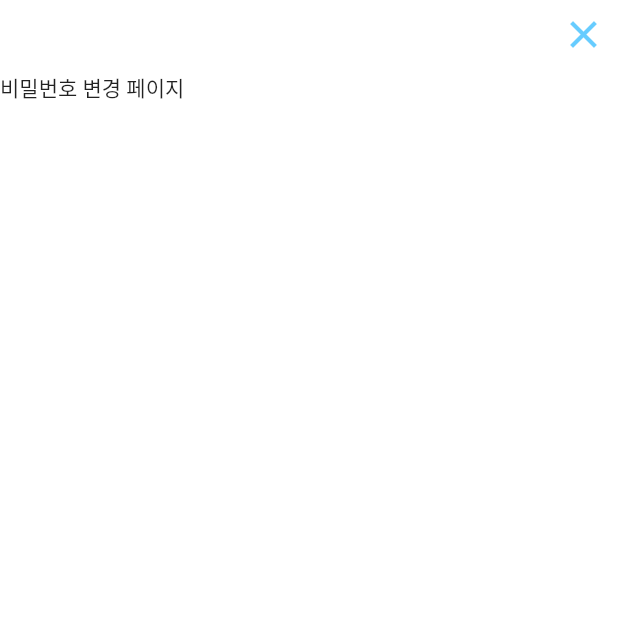
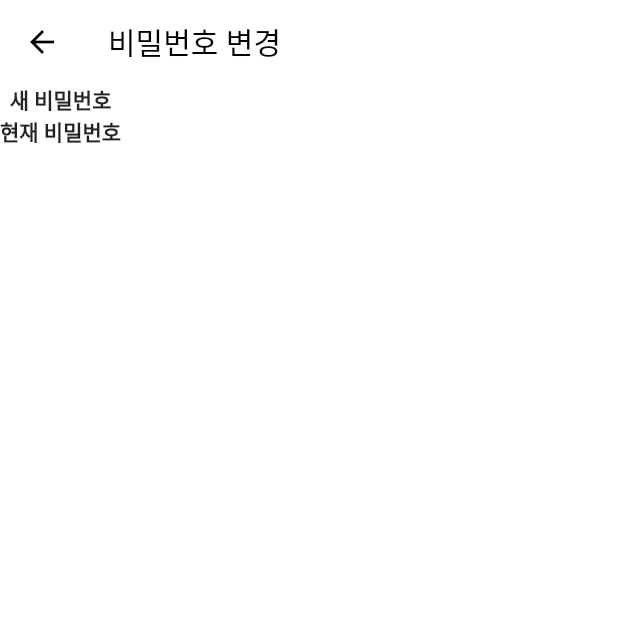
Before and after one commit to 2022-opensourse-mobile/a_living_dictionary, a Flutter app: the Settings screen opened directly, after a tap on "비밀번호 변경", on a phone screen of 412 x 824 dp, the top half of it. Run offline on Flutter 3.47's test engine with Material 2 defaults, Android fonts, the phone set to English and light mode, and no system bars; our stand-ins replace carousel_slider, cloud_firestore, firebase_auth, firebase_core, firebase_storage, google_maps_flutter and 1 more; missing offline and left inert: flutter_web_auth, flutterfire_ui, kakao_flutter_sdk_user; accounts and stored records are empty; network calls fail.

Commit message:
설정 탭 수정 중

```diff
--- a/lib/UI/MyPage.dart
+++ b/lib/UI/MyPage.dart
@@ -1,6 +1,10 @@
 import 'package:firebase_auth/firebase_auth.dart';
 import 'package:flutter/material.dart';
 import 'Supplementary//ThemeColor.dart';
+import 'Supplementary/PageRouteWithAnimation.dart';
+
+// 화면전환 페이지 위젯은 전부 'my___'로 시작함
+
 
 ThemeColor themeColor = ThemeColor();
 
@@ -9,271 +13,314 @@ class MyPage extends StatelessWidget {
 
   @override
   Widget build(BuildContext context) {
-    return MaterialApp(
-      builder: (context,child) {
-        return MediaQuery(
-            data: MediaQuery.of(context).copyWith(textScaleFactor: 1), child: child!);
-      },
-      debugShowCheckedModeBanner: false,
-      theme: ThemeData(
-        primarySwatch: themeColor.getMaterialColor(),
-      ),
-      home: Settings(),
-    );
+    return Settings();
+    //   MaterialApp(
+    //   builder: (context,child) {
+    //     return MediaQuery(
+    //         data: MediaQuery.of(context).copyWith(textScaleFactor: 1), child: child!);
+    //   },
+    //   theme: ThemeData(
+    //     primarySwatch: themeColor.getMaterialColor(),
+    //   ),
+    //   home: Settings(),
+    // );
   }
 }
 
-class Settings extends StatelessWidget {
+
+class Settings extends StatefulWidget {
   const Settings({Key? key}) : super(key: key);
 
   @override
+  State<Settings> createState() => _SettingsState();
+}
+
+class _SettingsState extends State<Settings> {
+  @override
   Widget build(BuildContext context) {
     return Scaffold(
-      body: SingleChildScrollView(
-        child: Column(
-          children: <Widget>[
-            // 아이디 정보
-            Card(
-              shape: RoundedRectangleBorder(
-                  borderRadius: BorderRadius.circular(16.0)),
-              elevation: 1.0,
-              child: Padding(
-                padding: const EdgeInsets.all(8.0),
-                child: ListView(
-                  shrinkWrap: true,
-                  physics: const NeverScrollableScrollPhysics(),
-                  children: <Widget>[
-                    ListTile(
-                      leading: Icon(Icons.person_outline),
-                      title: Text('아이디'),
-                    ),
-                    ListTile(
-                      title: Text('로그아웃'),
-                      onTap: (){
-                        FirebaseAuth.instance.signOut();
-                      },
-                    ),
-                  ],
-                ),
-              ),
-            ),
+      body: ListView(
+        children: [
 
-            // 계정 설정
-            Card(
-              shape: RoundedRectangleBorder(
-                  borderRadius: BorderRadius.circular(16.0)),
-              elevation: 1.0,
-              child: Padding(
-                padding: const EdgeInsets.all(8.0),
-                child: ListView(
-                  shrinkWrap: true,
-                  physics: const NeverScrollableScrollPhysics(),
-                  children: <Widget>[
-                    ListTile(
-                      title: Text(
-                        '계정', style: TextStyle(fontWeight: FontWeight.bold),),
-                    ),
-                    ListTile(
-                      title: Text('비밀번호 변경'),
-                      onTap: () {
-                        Navigator.push(context, MaterialPageRoute(builder: (
-                            context) => changePassword(context)));
-                      },
-                    ),
-                    // ),
-                    ListTile(
-                      title: Text('스크랩 목록'),
-                      onTap: () {
-                        // Navigator.of(context).pushNamed('/scrapList');
-                        Navigator.push(context, MaterialPageRoute(builder: (context) => scrapList(context)));
-                      },
-                    ),
+          appID(),
+          appCommunity(),
+          appAccount(context),
+          appPush(),
+          appGuide(),
+          appEtc(),
 
-                    // Divider(thickness: 0.5),
-                  ],
-                ),
-              ),
-            ),
-
-            // 커뮤니티 설정
-            Card(
-              shape: RoundedRectangleBorder(
-                  borderRadius: BorderRadius.circular(16.0)),
-              elevation: 1.0,
-              child: Padding(
-                padding: const EdgeInsets.all(8.0),
-                child: ListView(
-                  shrinkWrap: true,
-                  physics: const NeverScrollableScrollPhysics(),
-                  children: <Widget>[
-                    ListTile(
-                      title: Text('커뮤니티 설정',
-                        style: TextStyle(fontWeight: FontWeight.bold),),
-                    ),
-                    ListTile(
-                      title: Text('닉네임 설정'),
-                      onTap: () {
-                        Navigator.push(context, MaterialPageRoute(builder: (
-                            context) => nickSetting(context)));
-                      },
-                    ),
-                    ListTile(
-                      title: Text('프로필 이미지 변경'),
-                      onTap: () {
-                        Navigator.push(context, MaterialPageRoute(builder: (
-                            context) => changeImage(context)));
-                      },
-                    ),
-                    ListTile(
-                      title: Text('커뮤니티 이용규칙'),
-                      onTap: () {
-                        Navigator.push(context, MaterialPageRoute(builder: (
-                            context) => communityRule(context)));
-                      },
-                    ),
-                  ],
-                ),
-              ),
-            ),
-
-            // 앱 설정
-            Card(
-              shape: RoundedRectangleBorder(
-                  borderRadius: BorderRadius.circular(16.0)),
-              elevation: 1.0,
-              child: Padding(
-                padding: const EdgeInsets.all(8.0),
-                child: ListView(
-                  shrinkWrap: true,
-                  physics: const NeverScrollableScrollPhysics(),
-                  children: <Widget>[
-                    ListTile(
-                      title: Text(
-                        '앱 설정', style: TextStyle(fontWeight: FontWeight.bold),),
-                    ),
-                    ListTile(
-                      title: Text('알림 설정'),
-                      onTap: () {
-                        Navigator.push(context, MaterialPageRoute(builder: (
-                            context) => alarmSetting(context)));
-                      },
-                    ),
-                  ],
-                ),
-              ),
-            ),
-          ],
-        ),
-      ),
-    );
-  }
-
-  // 비밀번호 변경 페이지
-  Widget changePassword(BuildContext context) {
-    return Scaffold(
-      body: ListView(
-        children: <Widget>[
-          closeIcon(context),
-          Text("비밀번호 변경 페이지")
         ],
       ),
     );
   }
 
-  // 스크랩 목록 페이지
-  Widget scrapList(BuildContext context) {
+
+  Widget appID() { //프로필 사진 + 닉네임
+    return Column(
+      children: [
+        ListTile(
+          leading: CircleAvatar(
+            backgroundImage: NetworkImage('https://picsum.photos/250?image=9'), //프로필 사진
+          ),
+          title: Text('나는야곰돌이', style: TextStyle(fontWeight: FontWeight.bold),), //닉네임 출력
+        ),
+        Divider(thickness: 0.5,),
+      ],
+    );
+  }
+
+  Widget appCommunity() { //커뮤니티 설정
+    return Column(
+      crossAxisAlignment: CrossAxisAlignment.start,
+      children: [
+        ListTile(title: Text('커뮤니티',
+            style: TextStyle(
+              fontWeight: FontWeight.bold,
+              color: themeColor.getColor(),
+              leadingDistribution: TextLeadingDistribution.even,
+            ),
+            textScaleFactor: 0.9), visualDensity: VisualDensity(horizontal: 0, vertical: -3)),
+        ListTile(title: Text('작성한 게시물'), onTap: (){}),
+        ListTile(title: Text('작성한 댓글'), onTap: (){}),
+        ListTile(title: Text('스크랩 목록'), onTap: (){}),
+        Divider(thickness: 0.5,),
+      ],
+    );
+  }
+
+  Widget appAccount(BuildContext context) { //계정 설정
+    return Column(
+      crossAxisAlignment: CrossAxisAlignment.start,
+      children: [
+        ListTile(title: Text('계정 설정',
+            style: TextStyle(
+              fontWeight: FontWeight.bold,
+              color: themeColor.getColor(),
+              leadingDistribution: TextLeadingDistribution.even,
+            ),
+            textScaleFactor: 0.9), visualDensity: VisualDensity(horizontal: 0, vertical: -3)),
+        ListTile(title: Text('비밀번호 변경'), onTap: (){
+          PageRouteWithAnimation pageRouteWithAnimation = PageRouteWithAnimation(myPassword());
+          Navigator.push(context, pageRouteWithAnimation.slideRitghtToLeft());
+        }),
+        ListTile(title: Text('닉네임 변경'), onTap: (){}),
+        ListTile(title: Text('프로필 이미지 변경'), onTap: (){}),
+        Divider(thickness: 0.5,),
+      ],
+    );
+  }
+
+  Widget appPush() { //알림 설정
+    return Column(
+      crossAxisAlignment: CrossAxisAlignment.start,
+      children: [
+        ListTile(title: Text('앱 푸시 알림',
+            style: TextStyle(
+              fontWeight: FontWeight.bold,
+              color: themeColor.getColor(),
+              leadingDistribution: TextLeadingDistribution.even,
+            ),
+            textScaleFactor: 0.9), visualDensity: VisualDensity(horizontal: 0, vertical: -3)),
+        ListTile(title: Text('알림 설정'), onTap: (){}),
+        Divider(thickness: 0.5,),
+      ],
+    );
+  }
+
+  Widget appGuide() { //이용 안내
+    return Column(
+      children: [
+        ListTile(title: Text('이용 안내',
+            style: TextStyle(
+              fontWeight: FontWeight.bold,
+              color: themeColor.getColor(),
+              leadingDistribution: TextLeadingDistribution.even,
+            ),
+            textScaleFactor: 0.9), visualDensity: VisualDensity(horizontal: 0, vertical: -3)),
+        ListTile(title: Text('공지 사항'), onTap: (){}),
+        ListTile(title: Text('앱 이용규칙'), onTap: (){}),
+        ListTile(title: Text('문의하기'), onTap: (){}),
+        ListTile(title: Text('버전 정보'), onTap: (){}),
+        Divider(thickness: 0.5,)
+      ],
+    );
+  }
+
+  Widget appEtc() { //로그아웃
+    return Column(
+      children: [
+        ListTile(
+          title: Text('로그아웃',
+            style: TextStyle(
+              fontWeight: FontWeight.bold,
+              color: themeColor.getColor(),
+            ),),
+          onTap: () {
+            FirebaseAuth.instance.signOut();
+          },
+        ),
+      ],
+    );
+  }
+
+  /* -------------------------------------------------------------------------------- 화면전환 페이지 */
+
+  Widget myPosting() {
     return Scaffold(
-      body: ListView(
-        children: <Widget>[
-          closeIcon(context),
-          Text("스크랩 목록 페이지"),
+      appBar: AppBar(title: Text('작성한 게시물'), elevation: 0.0),
+      body: Column(
+        children: [
+          Text('새 비밀번호', style: TextStyle(fontWeight: FontWeight.bold), textScaleFactor: 1.0),
+          Text('현재 비밀번호', style: TextStyle(fontWeight: FontWeight.bold), textScaleFactor: 1.0),
         ],
       ),
     );
   }
 
-  // 커뮤니티 설정 페이지
-  Widget communitySetting(BuildContext context) {
+  Widget myComment() {
     return Scaffold(
-      body: ListView(
-        children: <Widget>[
-          closeIcon(context),
-          Text("커뮤니티 설정 페이지"),
+      appBar: AppBar(title: Text('작성한 댓글'), elevation: 0.0),
+      body: Column(
+        children: [
+          Text('새 비밀번호', style: TextStyle(fontWeight: FontWeight.bold), textScaleFactor: 1.0),
+          Text('현재 비밀번호', style: TextStyle(fontWeight: FontWeight.bold), textScaleFactor: 1.0),
         ],
       ),
     );
   }
 
-  // 닉네임 설정 페이지
-  Widget nickSetting(BuildContext context) {
+  Widget myScrap () {
     return Scaffold(
-      body: ListView(
-        children: <Widget>[
-          closeIcon(context),
-          Text("닉네임 설정 페이지"),
+      appBar: AppBar(title: Text('스크랩 목록'), elevation: 0.0),
+      body: Column(
+        children: [
+          Text('새 비밀번호', style: TextStyle(fontWeight: FontWeight.bold), textScaleFactor: 1.0),
+          Text('현재 비밀번호', style: TextStyle(fontWeight: FontWeight.bold), textScaleFactor: 1.0),
         ],
       ),
     );
   }
 
-  // 이미지 변경 페이지
-  Widget changeImage(BuildContext context) {
+  Widget myPassword() {
     return Scaffold(
-      body: ListView(
-        children: <Widget>[
-          closeIcon(context),
-          Text("프로필 이미지 변경 페이지"),
+      appBar: AppBar(title: Text('비밀번호 변경'), elevation: 0.0),
+      body: Column(
+        children: [
+          Text('새 비밀번호', style: TextStyle(fontWeight: FontWeight.bold), textScaleFactor: 1.0),
+          Text('현재 비밀번호', style: TextStyle(fontWeight: FontWeight.bold), textScaleFactor: 1.0),
         ],
       ),
     );
   }
 
-  // 커뮤니티 규칙 페이지
-  Widget communityRule(BuildContext context) {
+  Widget myNicknamed() {
     return Scaffold(
-      body: ListView(
-        children: <Widget>[
-          closeIcon(context),
-          Text("커뮤니티 규칙 페이지"),
+      appBar: AppBar(title: Text('닉네임 변경'), elevation: 0.0),
+      body: Column(
+        children: [
+          Text('새 비밀번호', style: TextStyle(fontWeight: FontWeight.bold), textScaleFactor: 1.0),
+          Text('현재 비밀번호', style: TextStyle(fontWeight: FontWeight.bold), textScaleFactor: 1.0),
         ],
       ),
     );
   }
 
-  // 앱 설정 페이지
-  Widget appSetting(BuildContext context) {
+  Widget myProfileImg() {
     return Scaffold(
-      body: ListView(
-        children: <Widget>[
-          closeIcon(context),
-          Text("앱 설정 페이지"),
+      appBar: AppBar(title: Text('프로필 이미지 변경'), elevation: 0.0),
+      body: Column(
+        children: [
+          Text('새 비밀번호', style: TextStyle(fontWeight: FontWeight.bold), textScaleFactor: 1.0),
+          Text('현재 비밀번호', style: TextStyle(fontWeight: FontWeight.bold), textScaleFactor: 1.0),
         ],
       ),
     );
   }
 
-  // 알림 설정 페이지
-  Widget alarmSetting(BuildContext context) {
+  Widget myAppPush() {
     return Scaffold(
-      body: ListView(
-        children: <Widget>[
-          closeIcon(context),
-          Text("알림 설정 페이지"),
+      appBar: AppBar(title: Text('알림 설정'), elevation: 0.0),
+      body: Column(
+        children: [
+          Text('새 비밀번호', style: TextStyle(fontWeight: FontWeight.bold), textScaleFactor: 1.0),
+          Text('현재 비밀번호', style: TextStyle(fontWeight: FontWeight.bold), textScaleFactor: 1.0),
         ],
       ),
     );
   }
 
-  // 창 닫기 아이콘
-  IconButton closeIcon(BuildContext context) {
-    return IconButton(
-      onPressed: () {
-        Navigator.pop(context);
-      },
-      icon: Icon(Icons.close),
-      color: themeColor.getColor(),
-      alignment: Alignment.topRight,
-      iconSize: 30,
+  Widget myNotice() {
+    return Scaffold(
+      appBar: AppBar(title: Text('공지 사항'), elevation: 0.0),
+      body: Column(
+        children: [
+          Text('새 비밀번호', style: TextStyle(fontWeight: FontWeight.bold), textScaleFactor: 1.0),
+          Text('현재 비밀번호', style: TextStyle(fontWeight: FontWeight.bold), textScaleFactor: 1.0),
+        ],
+      ),
+    );
+  }
+
+  Widget myAppRule() {
+    return Scaffold(
+      appBar: AppBar(title: Text('앱 이용규칙'), elevation: 0.0),
+      body: Column(
+        children: [
+          Text('새 비밀번호', style: TextStyle(fontWeight: FontWeight.bold), textScaleFactor: 1.0),
+          Text('현재 비밀번호', style: TextStyle(fontWeight: FontWeight.bold), textScaleFactor: 1.0),
+        ],
+      ),
+    );
+  }
+
+  Widget myAsk() {
+    return Scaffold(
+      appBar: AppBar(title: Text('문의하기'), elevation: 0.0),
+      body: Column(
+        children: [
+          Text('새 비밀번호', style: TextStyle(fontWeight: FontWeight.bold), textScaleFactor: 1.0),
+          Text('현재 비밀번호', style: TextStyle(fontWeight: FontWeight.bold), textScaleFactor: 1.0),
+        ],
+      ),
+    );
+  }
+
+  Widget myAppVersion() {
+    return Scaffold(
+      appBar: AppBar(title: Text('버전 정보'), elevation: 0.0),
+      body: Column(
+        children: [
+          Text('새 비밀번호', style: TextStyle(fontWeight: FontWeight.bold), textScaleFactor: 1.0),
+          Text('현재 비밀번호', style: TextStyle(fontWeight: FontWeight.bold), textScaleFactor: 1.0),
+        ],
+      ),
+    );
+  }
+
+
+
+  /* -------------------------------------------------------------------------------- 다른 위젯들 */
+
+  Widget dd(String text) { //비번 변경 TextFormField
+    return Padding(
+      padding: EdgeInsets.fromLTRB(10, 10, 10, 4),
+      child: TextFormField(
+        onTap: () {},
+        decoration: InputDecoration(
+          suffixIcon: IconButton(onPressed: () {  }, icon: Icon(Icons.search), color: Color(0xff81858d),),
+          hintText: '$text',
+          hintStyle: TextStyle(
+            fontSize: (16/360),
+            color: Color(0xff81858d),
+          ),
+          border: InputBorder.none,
+          // enabledBorder: OutlineInputBorder(
+          //   borderRadius: BorderRadius.all(Radius.circular(20)),
+          // ),
+          filled: true,
+          fillColor: Color(0xfff2f3f6),
+        ),
+      ),
     );
   }
 }
```
Also changed, not shown: lib/UI/RestaurantPage.dart (+31 -20 lines), lib/main.dart (+7 -4 lines).
